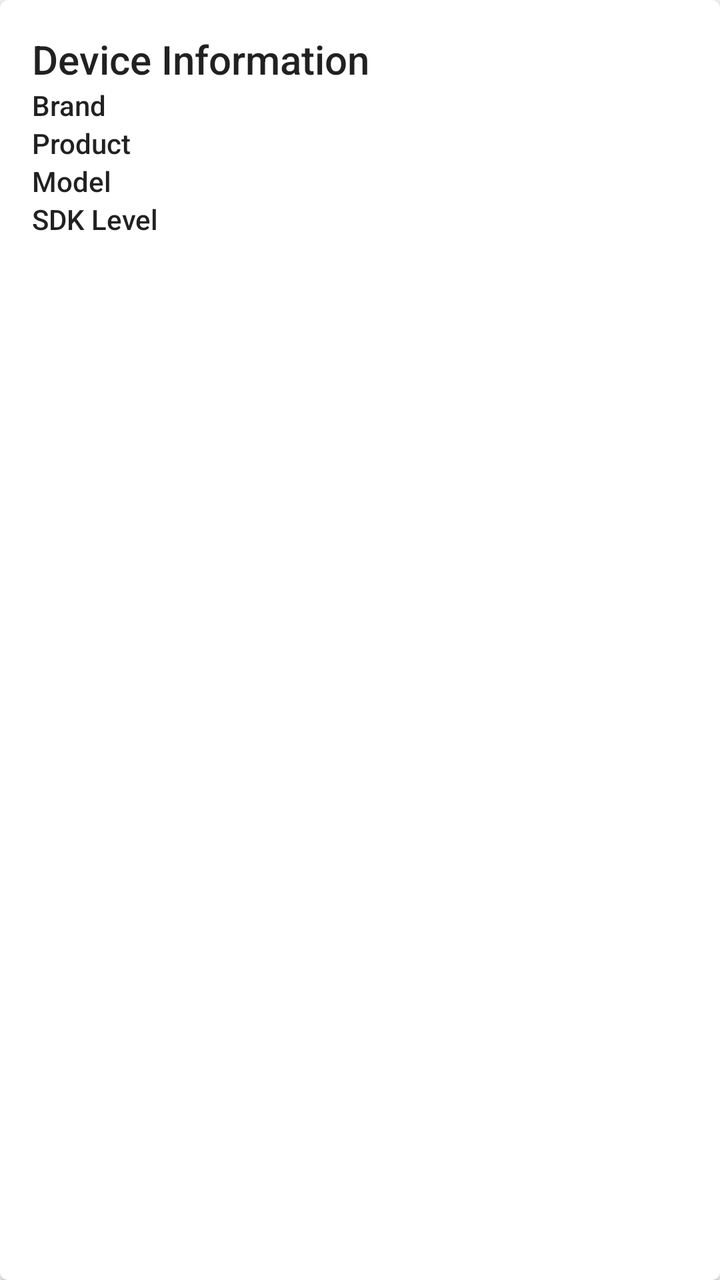
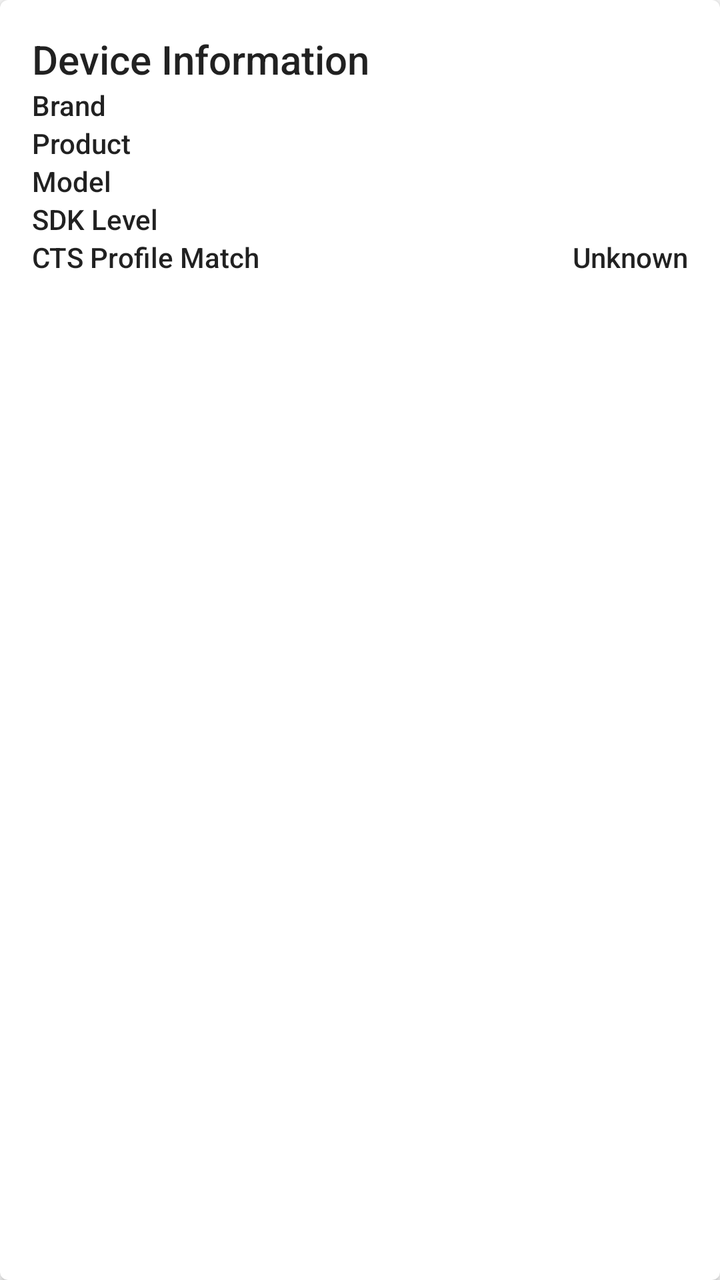

An Android layout rendered at two revisions. The XML below is the earlier revision; the diff shows what the commit changed to produce the second picture.
<!-- AndroidManifest.xml: application theme AppTheme -->
<!-- res/layout/fragment_info.xml -->
<android.support.v7.widget.CardView xmlns:android="http://schemas.android.com/apk/res/android"
    xmlns:app="http://schemas.android.com/apk/res-auto"
    xmlns:tools="http://schemas.android.com/tools"
    android:id="@+id/card_view"
    android:layout_width="wrap_content"
    android:layout_height="wrap_content"
    android:layout_gravity="center"
    android:layout_margin="4dp"
    android:minHeight="@dimen/box_min_height"
    android:minWidth="@dimen/box_min_width"
    app:cardCornerRadius="4dp"
    app:layout_columnWeight="1"
    app:layout_rowWeight="1"
    tools:context="com.androidfung.drminfo.InfoFragment">

    <LinearLayout
        android:layout_width="match_parent"
        android:layout_height="match_parent"
        android:layout_margin="16dp"
        android:orientation="vertical">

        <TextView
            android:layout_width="wrap_content"
            android:layout_height="wrap_content"
            android:text="@string/text_device_information"
            android:textAppearance="@style/TextAppearance.AppCompat.Title" />

        <GridLayout
            android:layout_width="match_parent"
            android:layout_height="wrap_content"
            android:columnCount="2">

            <TextView
                android:layout_width="wrap_content"
                android:layout_height="wrap_content"
                android:text="@string/text_brand"
                android:textAppearance="@style/TextAppearance.AppCompat.Body2" />

            <TextView
                android:id="@+id/textview_brand"
                android:layout_width="wrap_content"
                android:layout_height="wrap_content"
                android:layout_gravity="end"
                android:textAppearance="@style/TextAppearance.AppCompat.Body2" />

            <TextView
                android:layout_width="wrap_content"
                android:layout_height="wrap_content"
                android:text="@string/text_product"
                android:textAppearance="@style/TextAppearance.AppCompat.Body2" />

            <TextView
                android:id="@+id/textview_product"
                android:layout_width="wrap_content"
                android:layout_height="wrap_content"
                android:layout_gravity="end"
                android:textAppearance="@style/TextAppearance.AppCompat.Body2" />

            <TextView
                android:layout_width="wrap_content"
                android:layout_height="wrap_content"
                android:text="@string/text_model"
                android:textAppearance="@style/TextAppearance.AppCompat.Body2" />

            <TextView
                android:id="@+id/textview_model"
                android:layout_width="wrap_content"
                android:layout_height="wrap_content"
                android:layout_gravity="end"
                android:textAppearance="@style/TextAppearance.AppCompat.Body2" />

            <TextView
                android:layout_width="wrap_content"
                android:layout_height="wrap_content"
                android:text="@string/text_sdk_level"
                android:textAppearance="@style/TextAppearance.AppCompat.Body2" />

            <TextView
                android:id="@+id/textview_sdk_level"
                android:layout_width="wrap_content"
                android:layout_height="wrap_content"
                android:layout_gravity="end"
                android:textAppearance="@style/TextAppearance.AppCompat.Body2" />
        </GridLayout>

    </LinearLayout>
</android.support.v7.widget.CardView>
<!-- resources referenced by this layout -->
<resources>
  <dimen name="box_min_height">80dp</dimen>
  <dimen name="box_min_width">320dp</dimen>
  <string name="text_brand">Brand</string>
  <string name="text_device_information">Device Information</string>
  <string name="text_model">Model</string>
  <string name="text_product">Product</string>
  <string name="text_sdk_level">SDK Level</string>
  <style name="AppTheme" parent="Theme.AppCompat.DayNight.DarkActionBar">
          
          <item name="colorPrimary">@color/primary</item>
          <item name="colorPrimaryDark">@color/primary_dark</item>
          <item name="colorAccent">@color/accent</item>
      </style>
  <color name="primary">#FFC107</color>
  <color name="primary_dark">#FFA000</color>
  <color name="accent">#FF5722</color>
</resources>

<!-- the commit's change to res/layout/fragment_info.xml (unified diff, before → after) -->
@@ -81,6 +81,20 @@
                 android:layout_height="wrap_content"
                 android:layout_gravity="end"
                 android:textAppearance="@style/TextAppearance.AppCompat.Body2" />
+
+            <TextView
+                android:layout_width="wrap_content"
+                android:layout_height="wrap_content"
+                android:text="@string/label_cts_profile_match"
+                android:textAppearance="@style/TextAppearance.AppCompat.Body2" />
+
+            <TextView
+                android:id="@+id/textview_cts_profile_match"
+                android:layout_width="wrap_content"
+                android:layout_height="wrap_content"
+                android:layout_gravity="end"
+                android:text="@string/text_unknown"
+                android:textAppearance="@style/TextAppearance.AppCompat.Body2" />
         </GridLayout>
 
     </LinearLayout>
<!-- resource entries referenced after the edit -->
@@ -2,11 +2,13 @@
 <resources>
   <dimen name="box_min_height">80dp</dimen>
   <dimen name="box_min_width">320dp</dimen>
+  <string name="label_cts_profile_match">CTS Profile Match</string>
   <string name="text_brand">Brand</string>
   <string name="text_device_information">Device Information</string>
   <string name="text_model">Model</string>
   <string name="text_product">Product</string>
   <string name="text_sdk_level">SDK Level</string>
+  <string name="text_unknown">Unknown</string>
   <style name="AppTheme" parent="Theme.AppCompat.DayNight.DarkActionBar">
           
           <item name="colorPrimary">@color/primary</item>
